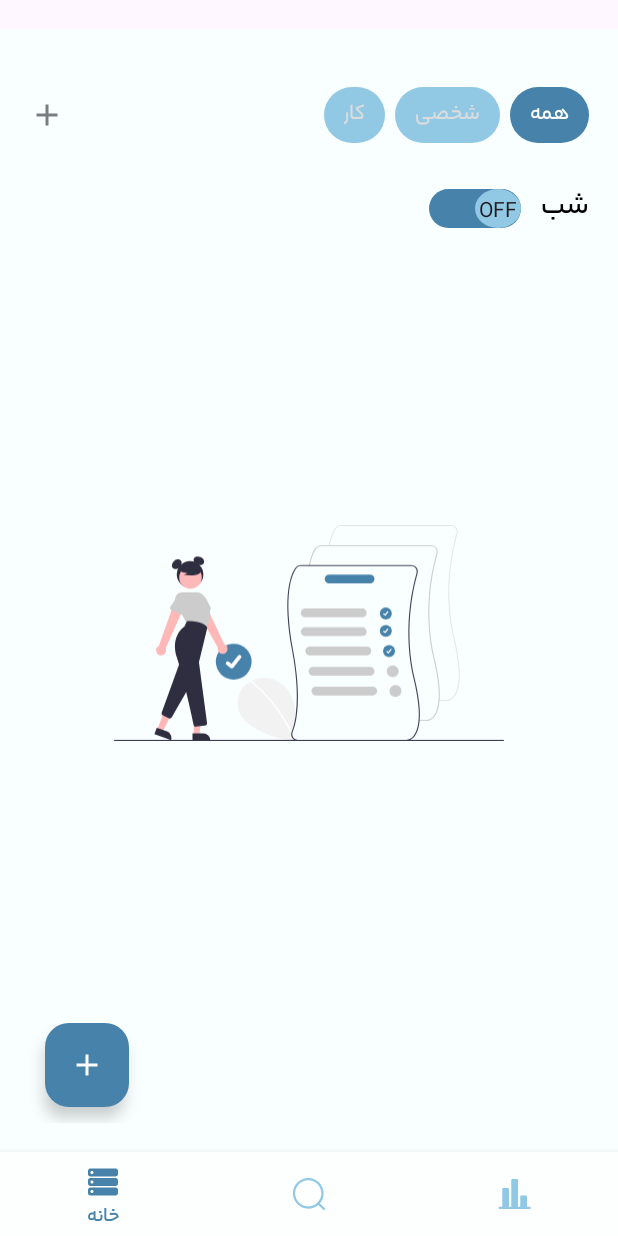
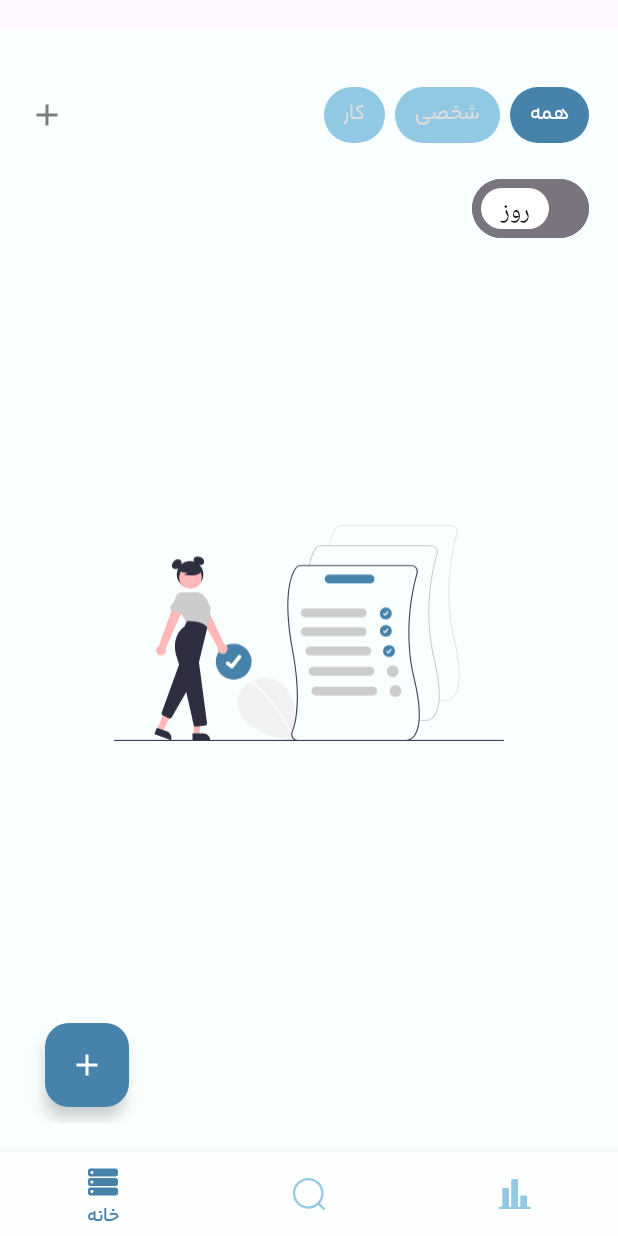
Before and after one commit to SaaraSaber/ToDoList, an Android app: the screen it shows after launch (MainActivity), on a phone screen of 412 x 824 dp. Run offline under Robolectric (Android 15) with nearby library versions, the phone set to English and light mode, and no system bars; our stand-ins replace Room's generated code, navigation-ui, sdp/ssp sizes.

Commit message:
feat(custom btnSwitch)

```diff
--- a/app/src/main/java/ir/developer/todolist/fragment/HomeFragment.kt
+++ b/app/src/main/java/ir/developer/todolist/fragment/HomeFragment.kt
@@ -95,22 +95,22 @@ class HomeFragment : Fragment(), ClickOnTab, ClickOnTask {
         val nightMode = sharedPreferencesGame.readStateTheme()
         if (nightMode) {
             binding.btnSwitch.isChecked = true
-            binding.btnSwitch.text = "روز"
+//            binding.btnSwitch.text = "روز"
         } else {
             binding.btnSwitch.isChecked = false
-            binding.btnSwitch.text = "شب"
+//            binding.btnSwitch.text = "شب"
         }
 
         binding.btnSwitch.setOnCheckedChangeListener { _, isChecked ->
             if (!isChecked) {
                 AppCompatDelegate.setDefaultNightMode(AppCompatDelegate.MODE_NIGHT_NO)
                 sharedPreferencesGame.saveStateTheme(false)
-                binding.btnSwitch.text = "شب"
+//                binding.btnSwitch.text = "شب"
 
             } else {
                 AppCompatDelegate.setDefaultNightMode(AppCompatDelegate.MODE_NIGHT_YES)
                 sharedPreferencesGame.saveStateTheme(true)
-                binding.btnSwitch.text = "روز"
+//                binding.btnSwitch.text = "روز"
 
             }
         }
--- a/app/src/main/res/drawable/thumb.xml
+++ b/app/src/main/res/drawable/thumb.xml
@@ -1,17 +1,32 @@
 <?xml version="1.0" encoding="utf-8"?>
 <selector xmlns:android="http://schemas.android.com/apk/res/android">
 
-    <item android:state_checked="true">
-        <shape android:shape="oval">
-            <solid android:color="@color/white"/>
-            <size android:height="@dimen/_20sdp" android:width="@dimen/_20sdp"/>
-        </shape>
+    <!--    <item android:state_checked="true">-->
+    <!--        <shape android:shape="oval">-->
+    <!--            <solid android:color="@color/white"/>-->
+    <!--            <size android:height="@dimen/_20sdp" android:width="@dimen/_20sdp"/>-->
+    <!--        </shape>-->
+    <!--    </item>-->
+
+    <!--    <item android:state_checked="false">-->
+    <!--        <shape android:shape="oval">-->
+    <!--            <solid android:color="@color/white"/>-->
+    <!--            <size android:height="@dimen/_20sdp" android:width="@dimen/_20sdp"/>-->
+    <!--        </shape>-->
+    <!--    </item>-->
+
+
+    <item>
+        <layer-list>
+            <item android:bottom="@dimen/_5sdp" android:left="@dimen/_5sdp" android:right="@dimen/_5sdp" android:top="@dimen/_5sdp">
+                <shape android:shape="rectangle">
+                    <corners android:radius="@dimen/_16sdp" />
+                    <solid android:color="@color/white" />
+                    <size android:width="@dimen/_35sdp" android:height="@dimen/_10sdp" />
+                </shape>
+            </item>
+        </layer-list>
     </item>
 
-    <item android:state_checked="false">
-        <shape android:shape="oval">
-            <solid android:color="@color/white"/>
-            <size android:height="@dimen/_20sdp" android:width="@dimen/_20sdp"/>
-        </shape>
-    </item>
+
 </selector>
--- a/app/src/main/res/drawable/track.xml
+++ b/app/src/main/res/drawable/track.xml
@@ -1,18 +1,34 @@
 <?xml version="1.0" encoding="utf-8"?>
 <selector xmlns:android="http://schemas.android.com/apk/res/android">
-    <item android:state_checked="true">
+<!--    <item android:state_checked="true">-->
+<!--        <shape android:shape="rectangle">-->
+<!--            <solid android:color="@color/underwaterMoonlight"/>-->
+<!--            <size android:height="@dimen/_5sdp"/>-->
+<!--            <corners android:radius="@dimen/_100sdp"/>-->
+<!--        </shape>-->
+<!--    </item>-->
+
+<!--    <item android:state_checked="false">-->
+<!--        <shape android:shape="rectangle">-->
+<!--            <solid android:color="@color/gray"/>-->
+<!--            <size android:height="@dimen/_5sdp"/>-->
+<!--            <corners android:radius="@dimen/_100sdp"/>-->
+<!--        </shape>-->
+<!--    </item>-->
+
+
+    <item android:state_checked="false" >
         <shape android:shape="rectangle">
-            <solid android:color="@color/underwaterMoonlight"/>
-            <size android:height="@dimen/_5sdp"/>
-            <corners android:radius="@dimen/_100sdp"/>
+            <corners android:radius="@dimen/_20sdp" />
+            <solid android:color="@color/gray" />
+            <size android:width="@dimen/_60sdp" android:height="@dimen/_30sdp" />
         </shape>
     </item>
-
-    <item android:state_checked="false">
+    <item android:state_checked="true" >
         <shape android:shape="rectangle">
-            <solid android:color="@color/gray"/>
-            <size android:height="@dimen/_5sdp"/>
-            <corners android:radius="@dimen/_100sdp"/>
+            <corners android:radius="@dimen/_20sdp" />
+            <solid android:color="@color/red" />
+            <size android:width="@dimen/_60sdp" android:height="@dimen/_30sdp" />
         </shape>
     </item>
 </selector>
--- a/app/src/main/res/layout/fragment_home.xml
+++ b/app/src/main/res/layout/fragment_home.xml
@@ -53,20 +53,34 @@
             android:layoutDirection="rtl"
             android:orientation="vertical">
 
-            <androidx.appcompat.widget.SwitchCompat
+            <!--            <androidx.appcompat.widget.SwitchCompat-->
+            <!--                android:id="@+id/btn_switch"-->
+            <!--                style="@style/text_task"-->
+            <!--                android:layout_width="wrap_content"-->
+            <!--                android:layout_height="wrap_content"-->
+            <!--                android:gravity="center"-->
+            <!--                android:layoutDirection="rtl"-->
+            <!--                tools:text="تم دارک"-->
+            <!--                android:thumb="@drawable/thumb"-->
+            <!--                app:showText="true"-->
+            <!--                app:switchPadding="@dimen/_10sdp"-->
+            <!--                app:thumbTextPadding="@dimen/_2sdp"-->
+            <!--                app:thumbTint="@color/medicalMask"-->
+            <!--                app:track="@drawable/track"-->
+            <!--                app:trackTint="@color/underwaterMoonlight" />-->
+
+            <com.google.android.material.materialswitch.MaterialSwitch
                 android:id="@+id/btn_switch"
-                style="@style/text_task"
                 android:layout_width="wrap_content"
                 android:layout_height="wrap_content"
-                android:gravity="center"
-                android:layoutDirection="rtl"
-                tools:text="تم دارک"
+                android:textOff="روز"
+                android:textOn="شب"
                 android:thumb="@drawable/thumb"
                 app:showText="true"
-                app:switchPadding="@dimen/_10sdp"
-                app:thumbTextPadding="@dimen/_2sdp"
-                app:thumbTint="@color/medicalMask"
+                app:switchTextAppearance="@style/TextAppearance.AppCompat.Subhead"
+                app:thumbTint="@color/white"
                 app:track="@drawable/track"
+                app:trackDecoration="@drawable/track"
                 app:trackTint="@color/underwaterMoonlight" />
 
             <androidx.recyclerview.widget.RecyclerView
```
